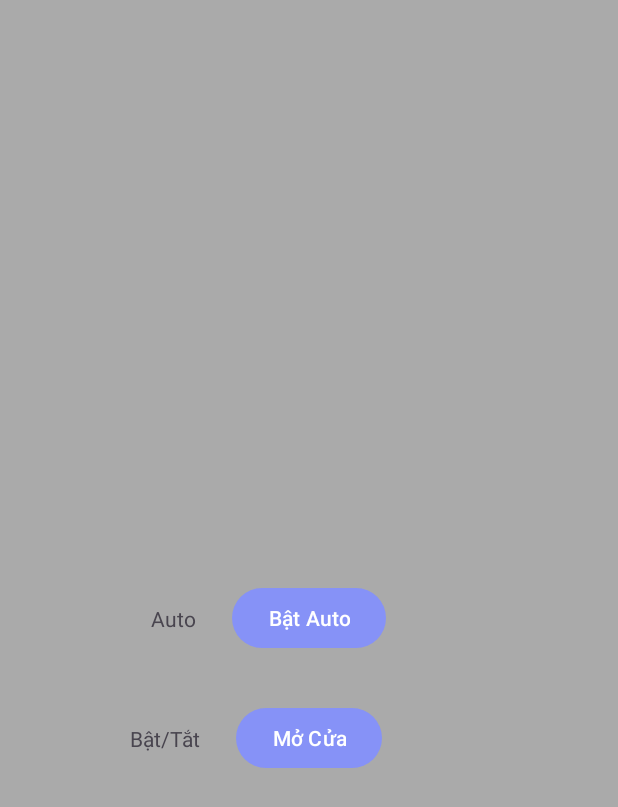
After one commit to Biennguyen2004/PROJECT_SE06201_GROUP1, an Android app: the DoorActivity screen opened directly, with no data from a screen before it, on a phone screen of 412 x 824 dp. The commit adds this screen. Shown: the top 807 px of the screen. Run offline under Robolectric (Android 15) with nearby library versions, the phone set to English and light mode, and no system bars.

Commit message:
hoàn thành điều khiển thiết bị iot từ giao diện android

```diff
--- a/SmartHome/app/build.gradle.kts
+++ b/SmartHome/app/build.gradle.kts
@@ -56,4 +56,7 @@ dependencies {
     //================Websocket=======================
     implementation("com.squareup.okhttp3:okhttp:4.11.0")
 
+    // Thư viện inLogcat
+    implementation("com.squareup.okhttp3:logging-interceptor:4.11.0")
+
 }
--- a/SmartHome/app/src/main/java/com/example/smarthome/data/api/ApiService.java
+++ b/SmartHome/app/src/main/java/com/example/smarthome/data/api/ApiService.java
@@ -1,7 +1,10 @@
 package com.example.smarthome.data.api;
 
-import com.example.smarthome.data.model.Request.LoginRequest;
-import com.example.smarthome.data.model.Request.SignupRequest;
+import com.example.smarthome.data.model.request.DoorAutoRequest;
+import com.example.smarthome.data.model.request.DoorControlRequest;
+import com.example.smarthome.data.model.request.LoginRequest;
+import com.example.smarthome.data.model.request.SignupRequest;
+import com.example.smarthome.data.model.response.DoorResponse;
 import com.example.smarthome.data.model.response.LoginResponse;
 import com.example.smarthome.data.model.response.SignupResponse;
 
@@ -11,9 +14,17 @@ import retrofit2.http.POST;
 
 public interface ApiService {
 
-    @POST("user/register")
+    @POST("v1/user/register")
     Call<SignupResponse> register(@Body SignupRequest signupRequest);
 
-    @POST("user/login")
+    @POST("v1/user/login")
     Call<LoginResponse> login(@Body LoginRequest loginRequest);
+
+    // API điều khiển cửa (Mở/Đóng)
+    @POST("door/control")
+    Call<DoorResponse> controlDoor(@Body DoorControlRequest request);
+
+    // API bật/tắt chế độ Auto cửa
+    @POST("door/auto")
+    Call<DoorResponse> setAutoDoor(@Body DoorAutoRequest request);
 }
--- a/SmartHome/app/src/main/java/com/example/smarthome/data/model/Request/LoginRequest.java
+++ b/SmartHome/app/src/main/java/com/example/smarthome/data/model/request/LoginRequest.java
@@ -1,4 +1,4 @@
-package com.example.smarthome.data.model.Request;
+package com.example.smarthome.data.model.request;
 
 public class LoginRequest {
 
--- a/SmartHome/app/src/main/java/com/example/smarthome/data/model/Request/SignupRequest.java
+++ b/SmartHome/app/src/main/java/com/example/smarthome/data/model/request/SignupRequest.java
@@ -1,4 +1,4 @@
-package com.example.smarthome.data.model.Request;
+package com.example.smarthome.data.model.request;
 
 public class SignupRequest {
 
--- a/SmartHome/app/src/main/java/com/example/smarthome/ui/auth/LoginActivity.java
+++ b/SmartHome/app/src/main/java/com/example/smarthome/ui/auth/LoginActivity.java
@@ -18,9 +18,8 @@ import androidx.core.view.WindowInsetsCompat;
 import com.example.smarthome.R;
 import com.example.smarthome.data.api.ApiClient;
 import com.example.smarthome.data.api.ApiService;
-import com.example.smarthome.data.model.Request.LoginRequest;
+import com.example.smarthome.data.model.request.LoginRequest;
 import com.example.smarthome.data.model.response.LoginResponse;
-import com.example.smarthome.data.model.response.SignupResponse;
 import com.example.smarthome.ui.main.MainActivity;
 
 import retrofit2.Call;
--- a/SmartHome/app/src/main/java/com/example/smarthome/ui/auth/SignupActivity.java
+++ b/SmartHome/app/src/main/java/com/example/smarthome/ui/auth/SignupActivity.java
@@ -18,8 +18,7 @@ import androidx.core.view.WindowInsetsCompat;
 import com.example.smarthome.R;
 import com.example.smarthome.data.api.ApiClient;
 import com.example.smarthome.data.api.ApiService;
-import com.example.smarthome.data.model.Request.SignupRequest;
-import com.example.smarthome.data.model.response.LoginResponse;
+import com.example.smarthome.data.model.request.SignupRequest;
 import com.example.smarthome.data.model.response.SignupResponse;
 
 import retrofit2.Call;
--- /dev/null
+++ b/SmartHome/app/src/main/res/layout/activity_door.xml
@@ -0,0 +1,64 @@
+<?xml version="1.0" encoding="utf-8"?>
+<androidx.constraintlayout.widget.ConstraintLayout
+    xmlns:android="http://schemas.android.com/apk/res/android"
+    xmlns:app="http://schemas.android.com/apk/res-auto"
+    xmlns:tools="http://schemas.android.com/tools"
+    android:layout_width="match_parent"
+    android:background="@android:color/darker_gray"
+    android:layout_height="match_parent">
+
+
+    <Button
+        android:id="@+id/button"
+        android:layout_width="wrap_content"
+        android:layout_height="wrap_content"
+        android:text="Bật Auto"
+        app:layout_constraintBottom_toBottomOf="parent"
+        app:layout_constraintEnd_toEndOf="parent"
+        app:layout_constraintStart_toStartOf="parent"
+        app:layout_constraintTop_toTopOf="parent" />
+
+    <TextView
+        android:id="@+id/textView4"
+        android:layout_width="wrap_content"
+        android:layout_height="wrap_content"
+        android:layout_marginEnd="24dp"
+        android:text="Auto"
+        app:layout_constraintBottom_toBottomOf="@+id/button"
+        app:layout_constraintEnd_toStartOf="@+id/button"
+        app:layout_constraintTop_toTopOf="@+id/button" />
+
+    <Button
+        android:id="@+id/button2"
+        android:layout_width="wrap_content"
+        android:layout_height="wrap_content"
+        android:layout_marginTop="32dp"
+        android:text="Mở Cửa"
+        app:layout_constraintEnd_toEndOf="parent"
+        app:layout_constraintStart_toStartOf="parent"
+        app:layout_constraintTop_toBottomOf="@+id/button" />
+
+    <TextView
+        android:id="@+id/textView5"
+        android:layout_width="wrap_content"
+        android:layout_height="wrap_content"
+        android:layout_marginEnd="24dp"
+        android:text="Bật/Tắt"
+        app:layout_constraintBottom_toBottomOf="@+id/button2"
+        app:layout_constraintEnd_toStartOf="@+id/button2"
+        app:layout_constraintTop_toTopOf="@+id/button2" />
+
+
+    <ProgressBar
+        android:id="@+id/progressBar"
+        style="?android:attr/progressBarStyleLarge"
+        android:layout_width="200dp"
+        android:layout_height="200dp"
+        android:visibility="gone"
+        app:layout_constraintTop_toTopOf="parent"
+        app:layout_constraintBottom_toBottomOf="parent"
+        app:layout_constraintStart_toStartOf="parent"
+        app:layout_constraintEnd_toEndOf="parent"/>
+
+
+</androidx.constraintlayout.widget.ConstraintLayout>
--- a/SmartHome/app/src/main/res/layout/fragment_home.xml
+++ b/SmartHome/app/src/main/res/layout/fragment_home.xml
@@ -192,7 +192,7 @@
                             android:textStyle="bold" />
 
                         <TextView
-                            android:id="@+id/textView5"
+                            android:id="@+id/tv_display_water"
                             android:layout_width="match_parent"
                             android:layout_height="wrap_content"
                             android:layout_marginBottom="8dp"
@@ -323,7 +323,7 @@
                             android:background="@drawable/white_top_buttons">
 
                             <ImageView
-                                android:id="@+id/imageView71"
+                                android:id="@+id/img_light"
                                 android:layout_width="40dp"
                                 android:layout_height="40dp"
                                 android:layout_marginStart="16dp"
--- a/SmartHome/app/src/main/res/values/colors.xml
+++ b/SmartHome/app/src/main/res/values/colors.xml
@@ -11,4 +11,8 @@
     <color name="purple_700">#FF3700B3</color>
     <color name="teal_200">#FF03DAC5</color>
     <color name="teal_700">#FF018786</color>
+
+
+    <color name="colorOn">#4CAF50</color>    <!-- Màu xanh lá, biểu thị trạng thái bật -->
+    <color name="colorOff">#F44336</color>   <!-- Màu đỏ, biểu thị trạng thái tắt -->
 </resources>
```
Also changed, not shown: SmartHome/app/src/main/AndroidManifest.xml (+26 -20 lines), SmartHome/app/src/main/java/com/example/smarthome/data/api/ApiClient.java (+11 -1 lines), SmartHome/app/src/main/java/com/example/smarthome/data/model/request/DoorAutoRequest.java (added, +13 -0 lines), SmartHome/app/src/main/java/com/example/smarthome/data/model/request/DoorControlRequest.java (added, +13 -0 lines), SmartHome/app/src/main/java/com/example/smarthome/data/model/response/DoorResponse.java (added, +31 -0 lines), SmartHome/app/src/main/java/com/example/smarthome/network/WaterWebSocketClient.java (added, +73 -0 lines), SmartHome/app/src/main/java/com/example/smarthome/ui/device/DoorActivity.java (added, +175 -0 lines), SmartHome/app/src/main/java/com/example/smarthome/ui/main/HomeFragment.java (+65 -3 lines).
